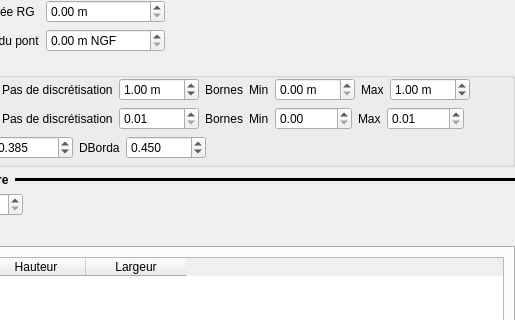
Before: the Qt Designer form ui/structures/ui_borda_da.ui in Artelia/Mascaret, drawn with Qt 5; both pictures show x 126 to 641 and y 0 to 320 of the 641 by 679 pixel window.
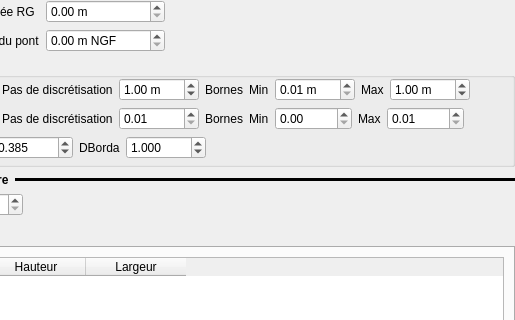
After: the same form once the commit is applied.

```diff
--- a/ui/structures/ui_borda_da.ui
+++ b/ui/structures/ui_borda_da.ui
@@ -202,6 +202,9 @@
             <property name="suffix">
              <string> m</string>
             </property>
+            <property name="minimum">
+             <double>0.010000000000000</double>
+            </property>
             <property name="maximum">
              <double>10000.000000000000000</double>
             </property>
@@ -380,7 +383,7 @@
            <double>0.100000000000000</double>
           </property>
           <property name="value">
-           <double>0.450000000000000</double>
+           <double>1.000000000000000</double>
           </property>
          </widget>
         </item>
```
